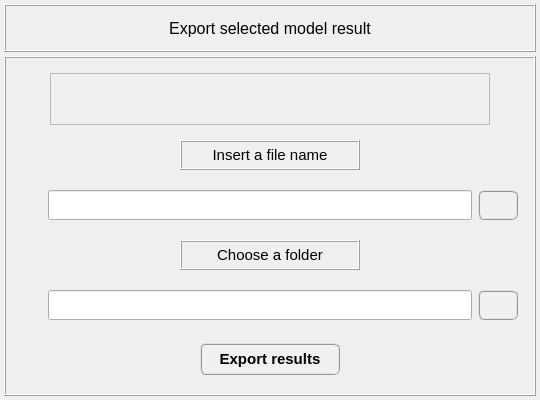
Old version of the form pulse/interface/ui_files/data_handler/export_model_results.ui in the repository open-pulse/OpenPulse.
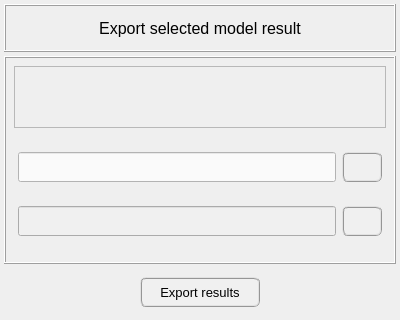
New version of the form. Icons and pictures are not drawn.

What changed in the file:
```diff
--- a/pulse/interface/ui_files/data_handler/export_model_results.ui
+++ b/pulse/interface/ui_files/data_handler/export_model_results.ui
@@ -6,20 +6,20 @@
    <rect>
     <x>0</x>
     <y>0</y>
-    <width>540</width>
-    <height>400</height>
+    <width>400</width>
+    <height>320</height>
    </rect>
   </property>
   <property name="minimumSize">
    <size>
-    <width>540</width>
-    <height>400</height>
+    <width>400</width>
+    <height>320</height>
    </size>
   </property>
   <property name="maximumSize">
    <size>
-    <width>540</width>
-    <height>400</height>
+    <width>464</width>
+    <height>320</height>
    </size>
   </property>
   <property name="windowTitle">
@@ -41,6 +41,279 @@
    <property name="spacing">
     <number>4</number>
    </property>
+   <item row="1" column="0">
+    <widget class="QFrame" name="frame_lower">
+     <property name="frameShape">
+      <enum>QFrame::Box</enum>
+     </property>
+     <property name="frameShadow">
+      <enum>QFrame::Raised</enum>
+     </property>
+     <layout class="QGridLayout" name="gridLayout_3">
+      <property name="leftMargin">
+       <number>8</number>
+      </property>
+      <property name="topMargin">
+       <number>8</number>
+      </property>
+      <property name="rightMargin">
+       <number>8</number>
+      </property>
+      <property name="bottomMargin">
+       <number>8</number>
+      </property>
+      <property name="horizontalSpacing">
+       <number>2</number>
+      </property>
+      <property name="verticalSpacing">
+       <number>6</number>
+      </property>
+      <item row="1" column="0">
+       <widget class="QFrame" name="frame_14">
+        <property name="minimumSize">
+         <size>
+          <width>0</width>
+          <height>120</height>
+         </size>
+        </property>
+        <property name="maximumSize">
+         <size>
+          <width>16777215</width>
+          <height>120</height>
+         </size>
+        </property>
+        <property name="frameShape">
+         <enum>QFrame::NoFrame</enum>
+        </property>
+        <property name="frameShadow">
+         <enum>QFrame::Raised</enum>
+        </property>
+        <layout class="QGridLayout" name="gridLayout_15">
+         <property name="leftMargin">
+          <number>4</number>
+         </property>
+         <property name="topMargin">
+          <number>0</number>
+         </property>
+         <property name="rightMargin">
+          <number>4</number>
+         </property>
+         <property name="bottomMargin">
+          <number>0</number>
+         </property>
+         <item row="1" column="1">
+          <widget class="QPushButton" name="pushButton_choose_folder_export">
+           <property name="minimumSize">
+            <size>
+             <width>40</width>
+             <height>30</height>
+            </size>
+           </property>
+           <property name="maximumSize">
+            <size>
+             <width>40</width>
+             <height>30</height>
+            </size>
+           </property>
+           <property name="font">
+            <font>
+             <family>MS Shell Dlg 2</family>
+             <pointsize>11</pointsize>
+             <weight>75</weight>
+             <italic>false</italic>
+             <bold>true</bold>
+            </font>
+           </property>
+           <property name="whatsThis">
+            <string>Choose a folder to export the model results.</string>
+           </property>
+           <property name="styleSheet">
+            <string notr="true">QPushButton{border-radius: 6px; border-color: rgb(150, 150, 150); border-style: ridge; border-width: 2px; color: rgb(0, 0, 0); background-color: rgb(240, 240, 240); font: 75 bold 11pt &quot;MS Shell Dlg 2&quot;}
+QPushButton:hover{border-radius: 6px; border-color: rgb(0, 170, 255); border-style: ridge; border-width: 2px; color: rgb(0, 0, 0); background-color: rgba(174, 213, 255, 100); font: 75 bold 11pt &quot;MS Shell Dlg 2&quot;}
+QPushButton:pressed{border-radius: 6px; border-color: rgb(0, 170, 255); border-style: ridge; border-width: 3px; color: rgb(0, 0, 0); background-color: rgb(174, 213, 255); font: 75 bold 11pt &quot;MS Shell Dlg 2&quot;}</string>
+           </property>
+           <property name="text">
+            <string/>
+           </property>
+           <property name="icon">
+            <iconset>
+             <normaloff>../../../../data/icons/common/import.png</normaloff>../../../../data/icons/common/import.png</iconset>
+           </property>
+           <property name="iconSize">
+            <size>
+             <width>20</width>
+             <height>20</height>
+            </size>
+           </property>
+          </widget>
+         </item>
+         <item row="1" column="0">
+          <widget class="QLineEdit" name="lineEdit_save_results_path">
+           <property name="enabled">
+            <bool>false</bool>
+           </property>
+           <property name="minimumSize">
+            <size>
+             <width>0</width>
+             <height>30</height>
+            </size>
+           </property>
+           <property name="maximumSize">
+            <size>
+             <width>16777215</width>
+             <height>30</height>
+            </size>
+           </property>
+           <property name="font">
+            <font>
+             <family>MS Shell Dlg 2</family>
+             <pointsize>8</pointsize>
+             <weight>50</weight>
+             <italic>false</italic>
+             <bold>false</bold>
+            </font>
+           </property>
+           <property name="toolTip">
+            <string>&lt;html&gt;&lt;head/&gt;&lt;body&gt;&lt;p&gt;Choose a folder to export the selected data&lt;/p&gt;&lt;/body&gt;&lt;/html&gt;</string>
+           </property>
+           <property name="layoutDirection">
+            <enum>Qt::LeftToRight</enum>
+           </property>
+           <property name="styleSheet">
+            <string notr="true">QLineEdit{color: rgb(0, 0, 0); background-color: rgb(250, 250, 250)}
+QLineEdit:disabled{color: rgb(100, 100, 100); background-color: rgb(240, 240, 240)}</string>
+           </property>
+           <property name="alignment">
+            <set>Qt::AlignCenter</set>
+           </property>
+          </widget>
+         </item>
+         <item row="0" column="0">
+          <widget class="QLineEdit" name="lineEdit_file_name">
+           <property name="minimumSize">
+            <size>
+             <width>0</width>
+             <height>30</height>
+            </size>
+           </property>
+           <property name="maximumSize">
+            <size>
+             <width>16777215</width>
+             <height>30</height>
+            </size>
+           </property>
+           <property name="font">
+            <font>
+             <family>MS Shell Dlg 2</family>
+             <pointsize>10</pointsize>
+             <weight>50</weight>
+             <italic>false</italic>
+             <bold>false</bold>
+            </font>
+           </property>
+           <property name="toolTip">
+            <string>&lt;html&gt;&lt;head/&gt;&lt;body&gt;&lt;p&gt;Insert a filename&lt;/p&gt;&lt;/body&gt;&lt;/html&gt;</string>
+           </property>
+           <property name="layoutDirection">
+            <enum>Qt::LeftToRight</enum>
+           </property>
+           <property name="styleSheet">
+            <string notr="true">QLineEdit{color: rgb(0, 0, 0); background-color: rgb(250, 250, 250)}
+QLineEdit:disabled{color: rgb(100, 100, 100); background-color: rgb(240, 240, 240)}</string>
+           </property>
+           <property name="text">
+            <string/>
+           </property>
+           <property name="alignment">
+            <set>Qt::AlignCenter</set>
+           </property>
+           <property name="clearButtonEnabled">
+            <bool>false</bool>
+           </property>
+          </widget>
+         </item>
+         <item row="0" column="1">
+          <widget class="QPushButton" name="pushButton_reset_filename">
+           <property name="minimumSize">
+            <size>
+             <width>40</width>
+             <height>30</height>
+            </size>
+           </property>
+           <property name="maximumSize">
+            <size>
+             <width>40</width>
+             <height>30</height>
+            </size>
+           </property>
+           <property name="font">
+            <font>
+             <family>MS Shell Dlg 2</family>
+             <pointsize>11</pointsize>
+             <weight>75</weight>
+             <italic>false</italic>
+             <bold>true</bold>
+            </font>
+           </property>
+           <property name="whatsThis">
+            <string>Choose a folder to export the model results.</string>
+           </property>
+           <property name="styleSheet">
+            <string notr="true">QPushButton{border-radius: 6px; border-color: rgb(150, 150, 150); border-style: ridge; border-width: 2px; color: rgb(0, 0, 0); background-color: rgb(240, 240, 240); font: 75 bold 11pt &quot;MS Shell Dlg 2&quot;}
+QPushButton:hover{border-radius: 6px; border-color: rgb(0, 170, 255); border-style: ridge; border-width: 2px; color: rgb(0, 0, 0); background-color: rgba(174, 213, 255, 100); font: 75 bold 11pt &quot;MS Shell Dlg 2&quot;}
+QPushButton:pressed{border-radius: 6px; border-color: rgb(0, 170, 255); border-style: ridge; border-width: 3px; color: rgb(0, 0, 0); background-color: rgb(174, 213, 255); font: 75 bold 11pt &quot;MS Shell Dlg 2&quot;}</string>
+           </property>
+           <property name="text">
+            <string/>
+           </property>
+           <property name="icon">
+            <iconset>
+             <normaloff>../../../../data/icons/common/broom.png</normaloff>../../../../data/icons/common/broom.png</iconset>
+           </property>
+           <property name="iconSize">
+            <size>
+             <width>20</width>
+             <height>20</height>
+            </size>
+           </property>
+          </widget>
+         </item>
+        </layout>
+       </widget>
+      </item>
+      <item row="0" column="0">
+       <widget class="QLabel" name="label_data_information">
+        <property name="maximumSize">
+         <size>
+          <width>16777215</width>
+          <height>16777215</height>
+         </size>
+        </property>
+        <property name="font">
+         <font>
+          <pointsize>10</pointsize>
+         </font>
+        </property>
+        <property name="frameShape">
+         <enum>QFrame::StyledPanel</enum>
+        </property>
+        <property name="text">
+         <string/>
+        </property>
+        <property name="alignment">
+         <set>Qt::AlignCenter</set>
+        </property>
+        <property name="wordWrap">
+         <bool>true</bool>
+        </property>
+        <property name="margin">
+         <number>2</number>
+        </property>
+       </widget>
+      </item>
+     </layout>
+    </widget>
+   </item>
    <item row="0" column="0">
     <widget class="QFrame" name="frame">
      <property name="minimumSize">
@@ -90,14 +363,14 @@
        <widget class="QLabel" name="label">
         <property name="minimumSize">
          <size>
-          <width>452</width>
+          <width>0</width>
           <height>30</height>
          </size>
         </property>
         <property name="maximumSize">
          <size>
-          <width>452</width>
-          <height>30</height>
+          <width>600</width>
+          <height>48</height>
          </size>
         </property>
         <property name="font">
@@ -124,15 +397,27 @@
      </layout>
     </widget>
    </item>
-   <item row="1" column="0">
-    <widget class="QFrame" name="frame_lower">
+   <item row="2" column="0">
+    <widget class="QFrame" name="frame_15">
+     <property name="minimumSize">
+      <size>
+       <width>0</width>
+       <height>48</height>
+      </size>
+     </property>
+     <property name="maximumSize">
+      <size>
+       <width>16777215</width>
+       <height>48</height>
+      </size>
+     </property>
      <property name="frameShape">
-      <enum>QFrame::Box</enum>
+      <enum>QFrame::NoFrame</enum>
      </property>
      <property name="frameShadow">
       <enum>QFrame::Raised</enum>
      </property>
-     <layout class="QGridLayout" name="gridLayout_3">
+     <layout class="QGridLayout" name="gridLayout_16">
       <property name="leftMargin">
        <number>2</number>
       </property>
@@ -149,563 +434,37 @@
        <number>2</number>
       </property>
       <item row="0" column="0">
-       <widget class="QFrame" name="frame_6">
-        <property name="frameShape">
-         <enum>QFrame::NoFrame</enum>
+       <widget class="QPushButton" name="pushButton_export_results">
+        <property name="minimumSize">
+         <size>
+          <width>120</width>
+          <height>30</height>
+         </size>
         </property>
-        <property name="frameShadow">
-         <enum>QFrame::Raised</enum>
+        <property name="maximumSize">
+         <size>
+          <width>120</width>
+          <height>30</height>
+         </size>
         </property>
-        <layout class="QGridLayout" name="gridLayout_14">
-         <property name="leftMargin">
-          <number>12</number>
-         </property>
-         <property name="rightMargin">
-          <number>12</number>
-         </property>
-         <item row="1" column="0">
-          <widget class="QFrame" name="frame_17">
-           <property name="minimumSize">
-            <size>
-             <width>0</width>
-             <height>40</height>
-            </size>
-           </property>
-           <property name="maximumSize">
-            <size>
-             <width>16777215</width>
-             <height>40</height>
-            </size>
-           </property>
-           <property name="frameShape">
-            <enum>QFrame::NoFrame</enum>
-           </property>
-           <property name="frameShadow">
-            <enum>QFrame::Raised</enum>
-           </property>
-           <layout class="QGridLayout" name="gridLayout_12">
-            <property name="leftMargin">
-             <number>2</number>
-            </property>
-            <property name="topMargin">
-             <number>2</number>
-            </property>
-            <property name="rightMargin">
-             <number>2</number>
-            </property>
-            <property name="bottomMargin">
-             <number>2</number>
-            </property>
-            <property name="spacing">
-             <number>2</number>
-            </property>
-            <item row="0" column="0">
-             <widget class="QLabel" name="label_7">
-              <property name="minimumSize">
-               <size>
-                <width>125</width>
-                <height>30</height>
-               </size>
-              </property>
-              <property name="maximumSize">
-               <size>
-                <width>180</width>
-                <height>30</height>
-               </size>
-              </property>
-              <property name="font">
-               <font>
-                <family>MS Shell Dlg 2</family>
-                <pointsize>11</pointsize>
-                <weight>50</weight>
-                <italic>false</italic>
-                <bold>false</bold>
-               </font>
-              </property>
-              <property name="frameShape">
-               <enum>QFrame::Box</enum>
-              </property>
-              <property name="frameShadow">
-               <enum>QFrame::Raised</enum>
-              </property>
-              <property name="text">
-               <string>Insert a file name</string>
-              </property>
-              <property name="alignment">
-               <set>Qt::AlignCenter</set>
-              </property>
-             </widget>
-            </item>
-           </layout>
-          </widget>
-         </item>
-         <item row="3" column="0">
-          <widget class="QFrame" name="frame_13">
-           <property name="minimumSize">
-            <size>
-             <width>0</width>
-             <height>40</height>
-            </size>
-           </property>
-           <property name="maximumSize">
-            <size>
-             <width>16777215</width>
-             <height>40</height>
-            </size>
-           </property>
-           <property name="frameShape">
-            <enum>QFrame::NoFrame</enum>
-           </property>
-           <property name="frameShadow">
-            <enum>QFrame::Raised</enum>
-           </property>
-           <layout class="QGridLayout" name="gridLayout_11">
-            <property name="leftMargin">
-             <number>2</number>
-            </property>
-            <property name="topMargin">
-             <number>2</number>
-            </property>
-            <property name="rightMargin">
-             <number>2</number>
-            </property>
-            <property name="bottomMargin">
-             <number>2</number>
-            </property>
-            <property name="spacing">
-             <number>2</number>
-            </property>
-            <item row="0" column="0">
-             <widget class="QLabel" name="label_5">
-              <property name="minimumSize">
-               <size>
-                <width>125</width>
-                <height>30</height>
-               </size>
-              </property>
-              <property name="maximumSize">
-               <size>
-                <width>180</width>
-                <height>30</height>
-               </size>
-              </property>
-              <property name="font">
-               <font>
-                <family>MS Shell Dlg 2</family>
-                <pointsize>11</pointsize>
-                <weight>50</weight>
-                <italic>false</italic>
-                <bold>false</bold>
-               </font>
-              </property>
-              <property name="frameShape">
-               <enum>QFrame::Box</enum>
-              </property>
-              <property name="frameShadow">
-               <enum>QFrame::Raised</enum>
-              </property>
-              <property name="text">
-               <string>Choose a folder</string>
-              </property>
-              <property name="alignment">
-               <set>Qt::AlignCenter</set>
-              </property>
-             </widget>
-            </item>
-           </layout>
-          </widget>
-         </item>
-         <item row="4" column="0">
-          <widget class="QFrame" name="frame_14">
-           <property name="maximumSize">
-            <size>
-             <width>16777215</width>
-             <height>48</height>
-            </size>
-           </property>
-           <property name="frameShape">
-            <enum>QFrame::NoFrame</enum>
-           </property>
-           <property name="frameShadow">
-            <enum>QFrame::Raised</enum>
-           </property>
-           <layout class="QGridLayout" name="gridLayout_15">
-            <property name="leftMargin">
-             <number>2</number>
-            </property>
-            <property name="topMargin">
-             <number>2</number>
-            </property>
-            <property name="rightMargin">
-             <number>2</number>
-            </property>
-            <property name="bottomMargin">
-             <number>2</number>
-            </property>
-            <item row="0" column="1">
-             <widget class="QLineEdit" name="lineEdit_save_results_path">
-              <property name="minimumSize">
-               <size>
-                <width>0</width>
-                <height>30</height>
-               </size>
-              </property>
-              <property name="maximumSize">
-               <size>
-                <width>16777215</width>
-                <height>30</height>
-               </size>
-              </property>
-              <property name="font">
-               <font>
-                <family>MS Shell Dlg 2</family>
-                <pointsize>8</pointsize>
-                <weight>50</weight>
-                <italic>false</italic>
-                <bold>false</bold>
-               </font>
-              </property>
-              <property name="layoutDirection">
-               <enum>Qt::LeftToRight</enum>
-              </property>
-              <property name="alignment">
-               <set>Qt::AlignCenter</set>
-              </property>
-             </widget>
-            </item>
-            <item row="0" column="2">
-             <widget class="QPushButton" name="pushButton_choose_folder_export">
-              <property name="minimumSize">
-               <size>
-                <width>40</width>
-                <height>30</height>
-               </size>
-              </property>
-              <property name="maximumSize">
-               <size>
-                <width>40</width>
-                <height>30</height>
-               </size>
-              </property>
-              <property name="font">
-               <font>
-                <family>MS Shell Dlg 2</family>
-                <pointsize>11</pointsize>
-                <weight>75</weight>
-                <italic>false</italic>
-                <bold>true</bold>
-               </font>
-              </property>
-              <property name="whatsThis">
-               <string>Choose a folder to export the model results.</string>
-              </property>
-              <property name="styleSheet">
-               <string notr="true">QPushButton{border-radius: 6px; border-color: rgb(150, 150, 150); border-style: ridge; border-width: 2px; color: rgb(0, 0, 0); background-color: rgb(240, 240, 240); font: 75 bold 11pt &quot;MS Shell Dlg 2&quot;}
-QPushButton:hover{border-radius: 6px; border-color: rgb(0, 170, 255); border-style: ridge; border-width: 2px; color: rgb(0, 0, 0); background-color: rgba(174, 213, 255, 100); font: 75 bold 11pt &quot;MS Shell Dlg 2&quot;}
-QPushButton:pressed{border-radius: 6px; border-color: rgb(0, 170, 255); border-style: ridge; border-width: 3px; color: rgb(0, 0, 0); background-color: rgb(174, 213, 255); font: 75 bold 11pt &quot;MS Shell Dlg 2&quot;}</string>
-              </property>
-              <property name="text">
-               <string/>
-              </property>
-              <property name="iconSize">
-               <size>
-                <width>20</width>
-                <height>20</height>
-               </size>
-              </property>
-             </widget>
-            </item>
-            <item row="0" column="0">
-             <widget class="QFrame" name="frame_24">
-              <property name="minimumSize">
-               <size>
-                <width>20</width>
-                <height>0</height>
-               </size>
-              </property>
-              <property name="frameShape">
-               <enum>QFrame::NoFrame</enum>
-              </property>
-              <property name="frameShadow">
-               <enum>QFrame::Raised</enum>
-              </property>
-             </widget>
-            </item>
-           </layout>
-          </widget>
-         </item>
-         <item row="2" column="0">
-          <widget class="QFrame" name="frame_23">
-           <property name="maximumSize">
-            <size>
-             <width>16777215</width>
-             <height>48</height>
-            </size>
-           </property>
-           <property name="frameShape">
-            <enum>QFrame::NoFrame</enum>
-           </property>
-           <property name="frameShadow">
-            <enum>QFrame::Raised</enum>
-           </property>
-           <layout class="QGridLayout" name="gridLayout_13">
-            <property name="leftMargin">
-             <number>2</number>
-            </property>
-            <property name="topMargin">
-             <number>2</number>
-            </property>
-            <property name="rightMargin">
-             <number>2</number>
-            </property>
-            <property name="bottomMargin">
-             <number>2</number>
-            </property>
-            <item row="0" column="0">
-             <widget class="QFrame" name="frame_29">
-              <property name="minimumSize">
-               <size>
-                <width>20</width>
-                <height>0</height>
-               </size>
-              </property>
-              <property name="frameShape">
-               <enum>QFrame::NoFrame</enum>
-              </property>
-              <property name="frameShadow">
-               <enum>QFrame::Raised</enum>
-              </property>
-             </widget>
-            </item>
-            <item row="0" column="1">
-             <widget class="QLineEdit" name="lineEdit_file_name">
-              <property name="minimumSize">
-               <size>
-                <width>0</width>
-                <height>30</height>
-               </size>
-              </property>
-              <property name="maximumSize">
-               <size>
-                <width>16777215</width>
-                <height>30</height>
-               </size>
-              </property>
-              <property name="font">
-               <font>
-                <family>MS Shell Dlg 2</family>
-                <pointsize>10</pointsize>
-                <weight>50</weight>
-                <italic>false</italic>
-                <bold>false</bold>
-               </font>
-              </property>
-              <property name="layoutDirection">
-               <enum>Qt::LeftToRight</enum>
-              </property>
-              <property name="text">
-               <string/>
-              </property>
-              <property name="alignment">
-               <set>Qt::AlignCenter</set>
-              </property>
-             </widget>
-            </item>
-            <item row="0" column="2">
-             <widget class="QPushButton" name="pushButton_reset_filename">
-              <property name="minimumSize">
-               <size>
-                <width>40</width>
-                <height>30</height>
-               </size>
-              </property>
-              <property name="maximumSize">
-               <size>
-                <width>40</width>
-                <height>30</height>
-               </size>
-              </property>
-              <property name="font">
-               <font>
-                <family>MS Shell Dlg 2</family>
-                <pointsize>11</pointsize>
-                <weight>75</weight>
-                <italic>false</italic>
-                <bold>true</bold>
-               </font>
-              </property>
-              <property name="whatsThis">
-               <string>Reset file name.</string>
-              </property>
-              <property name="styleSheet">
-               <string notr="true">QPushButton{border-radius: 6px; border-color: rgb(150, 150, 150); border-style: ridge; border-width: 2px; color: rgb(0, 0, 0); background-color: rgb(240, 240, 240); font: 75 bold 11pt &quot;MS Shell Dlg 2&quot;}
-QPushButton:hover{border-radius: 6px; border-color: rgb(0, 170, 255); border-style: ridge; border-width: 2px; color: rgb(0, 0, 0); background-color: rgba(174, 213, 255, 100); font: 75 bold 11pt &quot;MS Shell Dlg 2&quot;}
-QPushButton:pressed{border-radius: 6px; border-color: rgb(0, 170, 255); border-style: ridge; border-width: 3px; color: rgb(0, 0, 0); background-color: rgb(174, 213, 255); font: 75 bold 11pt &quot;MS Shell Dlg 2&quot;}</string>
-              </property>
-              <property name="text">
-               <string/>
-              </property>
-              <property name="iconSize">
-               <size>
-                <width>20</width>
-                <height>20</height>
-               </size>
-              </property>
-             </widget>
-            </item>
-           </layout>
-          </widget>
-         </item>
-         <item row="5" column="0">
-          <widget class="QFrame" name="frame_15">
-           <property name="minimumSize">
-            <size>
-             <width>0</width>
-             <height>48</height>
-            </size>
-           </property>
-           <property name="maximumSize">
-            <size>
-             <width>16777215</width>
-             <height>48</height>
-            </size>
-           </property>
-           <property name="frameShape">
-            <enum>QFrame::NoFrame</enum>
-           </property>
-           <property name="frameShadow">
-            <enum>QFrame::Raised</enum>
-           </property>
-           <layout class="QGridLayout" name="gridLayout_16">
-            <property name="leftMargin">
-             <number>2</number>
-            </property>
-            <property name="topMargin">
-             <number>2</number>
-            </property>
-            <property name="rightMargin">
-             <number>2</number>
-            </property>
-            <property name="bottomMargin">
-             <number>2</number>
-            </property>
-            <property name="spacing">
-             <number>2</number>
-            </property>
-            <item row="0" column="1">
-             <widget class="QPushButton" name="pushButton_export_results">
-              <property name="minimumSize">
-               <size>
-                <width>132</width>
-                <height>32</height>
-               </size>
-              </property>
-              <property name="maximumSize">
-               <size>
-                <width>140</width>
-                <height>32</height>
-               </size>
-              </property>
-              <property name="font">
-               <font>
-                <family>MS Shell Dlg 2</family>
-                <pointsize>11</pointsize>
-                <weight>75</weight>
-                <italic>false</italic>
-                <bold>true</bold>
-               </font>
-              </property>
-              <property name="styleSheet">
-               <string notr="true">QPushButton{border-radius: 6px; border-color: rgb(150, 150, 150); border-style: ridge; border-width: 2px; color: rgb(0, 0, 0); background-color: rgb(240, 240, 240); font: 75 bold 11pt &quot;MS Shell Dlg 2&quot;}
-QPushButton:hover{border-radius: 6px; border-color: rgb(0, 170, 255); border-style: ridge; border-width: 2px; color: rgb(0, 0, 0); background-color: rgba(174, 213, 255, 100); font: 75 bold 11pt &quot;MS Shell Dlg 2&quot;}
-QPushButton:pressed{border-radius: 6px; border-color: rgb(0, 170, 255); border-style: ridge; border-width: 3px; color: rgb(0, 0, 0); background-color: rgb(174, 213, 255); font: 75 bold 11pt &quot;MS Shell Dlg 2&quot;}</string>
-              </property>
-              <property name="text">
-               <string>Export results</string>
-              </property>
-             </widget>
-            </item>
-            <item row="0" column="0">
-             <widget class="QFrame" name="frame_16">
-              <property name="frameShape">
-               <enum>QFrame::NoFrame</enum>
-              </property>
-              <property name="frameShadow">
-               <enum>QFrame::Raised</enum>
-              </property>
-             </widget>
-            </item>
-            <item row="0" column="2">
-             <widget class="QFrame" name="frame_18">
-              <property name="frameShape">
-               <enum>QFrame::NoFrame</enum>
-              </property>
-              <property name="frameShadow">
-               <enum>QFrame::Raised</enum>
-              </property>
-             </widget>
-            </item>
-           </layout>
-          </widget>
-         </item>
-         <item row="0" column="0">
-          <widget class="QFrame" name="frame_2">
-           <property name="frameShape">
-            <enum>QFrame::NoFrame</enum>
-           </property>
-           <property name="frameShadow">
-            <enum>QFrame::Raised</enum>
-           </property>
-           <layout class="QGridLayout" name="gridLayout">
-            <property name="leftMargin">
-             <number>4</number>
-            </property>
-            <property name="topMargin">
-             <number>4</number>
-            </property>
-            <property name="rightMargin">
-             <number>4</number>
-            </property>
-            <property name="bottomMargin">
-             <number>4</number>
-            </property>
-            <property name="spacing">
-             <number>4</number>
-            </property>
-            <item row="0" column="0">
-             <widget class="QLabel" name="label_data_information">
-              <property name="maximumSize">
-               <size>
-                <width>440</width>
-                <height>16777215</height>
-               </size>
-              </property>
-              <property name="font">
-               <font>
-                <pointsize>10</pointsize>
-               </font>
-              </property>
-              <property name="frameShape">
-               <enum>QFrame::StyledPanel</enum>
-              </property>
-              <property name="text">
-               <string/>
-              </property>
-              <property name="alignment">
-               <set>Qt::AlignCenter</set>
-              </property>
-              <property name="wordWrap">
-               <bool>true</bool>
-              </property>
-              <property name="margin">
-               <number>2</number>
-              </property>
-             </widget>
-            </item>
-           </layout>
-          </widget>
-         </item>
-        </layout>
+        <property name="font">
+         <font>
+          <family>MS Shell Dlg 2</family>
+          <pointsize>10</pointsize>
+          <weight>50</weight>
+          <italic>false</italic>
+          <bold>false</bold>
+         </font>
+        </property>
+        <property name="styleSheet">
+         <string notr="true">QPushButton{border-radius: 6px; border-color: rgb(150, 150, 150); border-style: ridge; border-width: 2px; color: rgb(0, 0, 0); background-color: rgb(240, 240, 240)}
+QPushButton:hover{border-radius: 6px; border-color: rgb(0, 170, 255); border-style: ridge; border-width: 2px; color: rgb(0, 0, 0); background-color: rgba(174, 213, 255, 100)}
+QPushButton:pressed{border-radius: 6px; border-color: rgb(0, 170, 255); border-style: ridge; border-width: 2px; color: rgb(0, 0, 0); background-color: rgb(174, 213, 255)}
+QPushButton:disabled{border-radius: 6px; border-color: rgb(150, 150, 150); border-style: ridge; border-width: 0px; color: rgb(150,150, 150); background-color: rgb(220, 220, 220)}</string>
+        </property>
+        <property name="text">
+         <string>Export results</string>
+        </property>
        </widget>
       </item>
      </layout>
```
